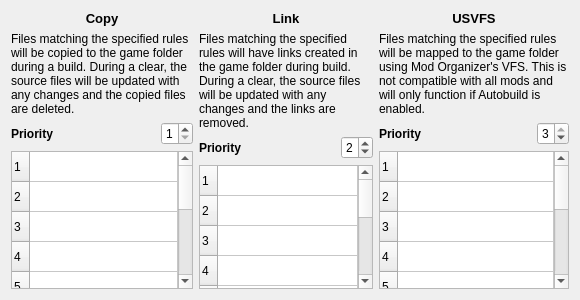
Qt form src/plugin/rootbuilder/ui/rootbuilder_custom.ui (Kezyma/ModOrganizer-Plugins) before a commit.
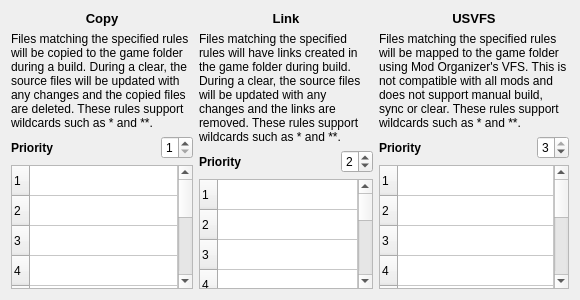
The same form after that commit.

The edit to the form file:
```diff
--- a/src/plugin/rootbuilder/ui/rootbuilder_custom.ui
+++ b/src/plugin/rootbuilder/ui/rootbuilder_custom.ui
@@ -55,7 +55,7 @@
       <item>
        <widget class="QLabel" name="copyModeDesc">
         <property name="text">
-         <string>Files matching the specified rules will be copied to the game folder during a build. During a clear, the source files will be updated with any changes and the copied files are deleted.</string>
+         <string>Files matching the specified rules will be copied to the game folder during a build. During a clear, the source files will be updated with any changes and the copied files are deleted. These rules support wildcards such as * and **.</string>
         </property>
         <property name="wordWrap">
          <bool>true</bool>
@@ -186,7 +186,7 @@
       <item>
        <widget class="QLabel" name="linkModeDesc">
         <property name="text">
-         <string>Files matching the specified rules will have links created in the game folder during build. During a clear, the source files will be updated with any changes and the links are removed.</string>
+         <string>Files matching the specified rules will have links created in the game folder during build. During a clear, the source files will be updated with any changes and the links are removed. These rules support wildcards such as * and **.</string>
         </property>
         <property name="wordWrap">
          <bool>true</bool>
@@ -320,7 +320,7 @@
       <item>
        <widget class="QLabel" name="usvfsModeDesc">
         <property name="text">
-         <string>Files matching the specified rules will be mapped to the game folder using Mod Organizer's VFS. This is not compatible with all mods and will only function if Autobuild is enabled.</string>
+         <string>Files matching the specified rules will be mapped to the game folder using Mod Organizer's VFS. This is not compatible with all mods and does not support manual build, sync or clear. These rules support wildcards such as * and **.</string>
         </property>
         <property name="wordWrap">
          <bool>true</bool>
```
